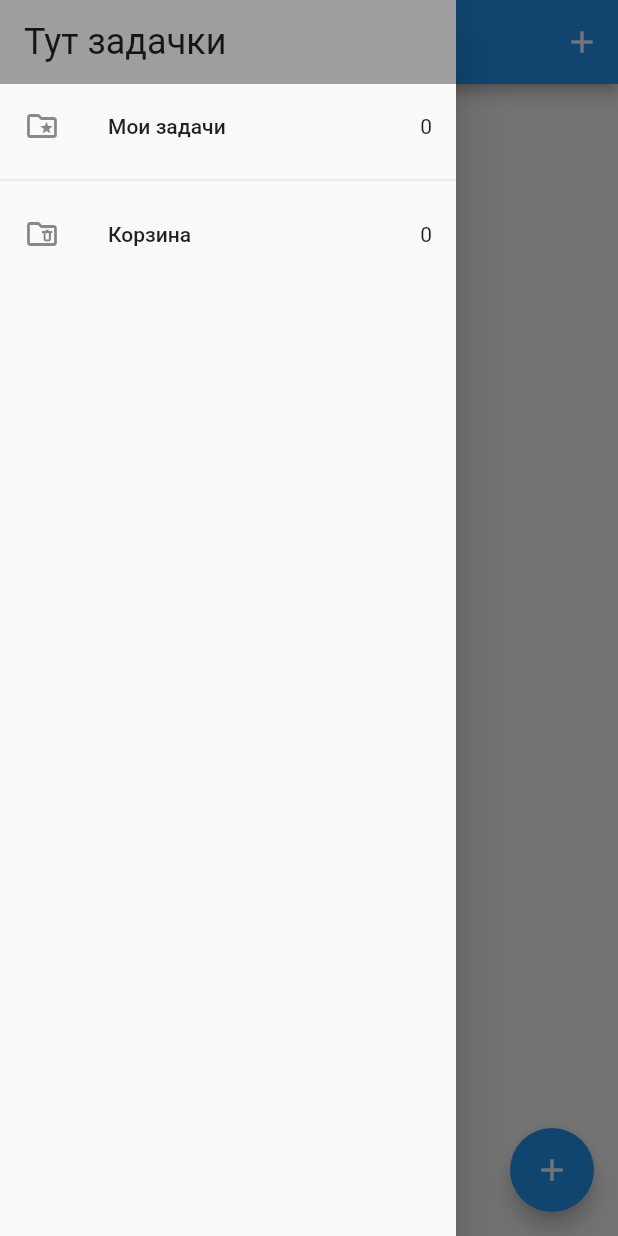
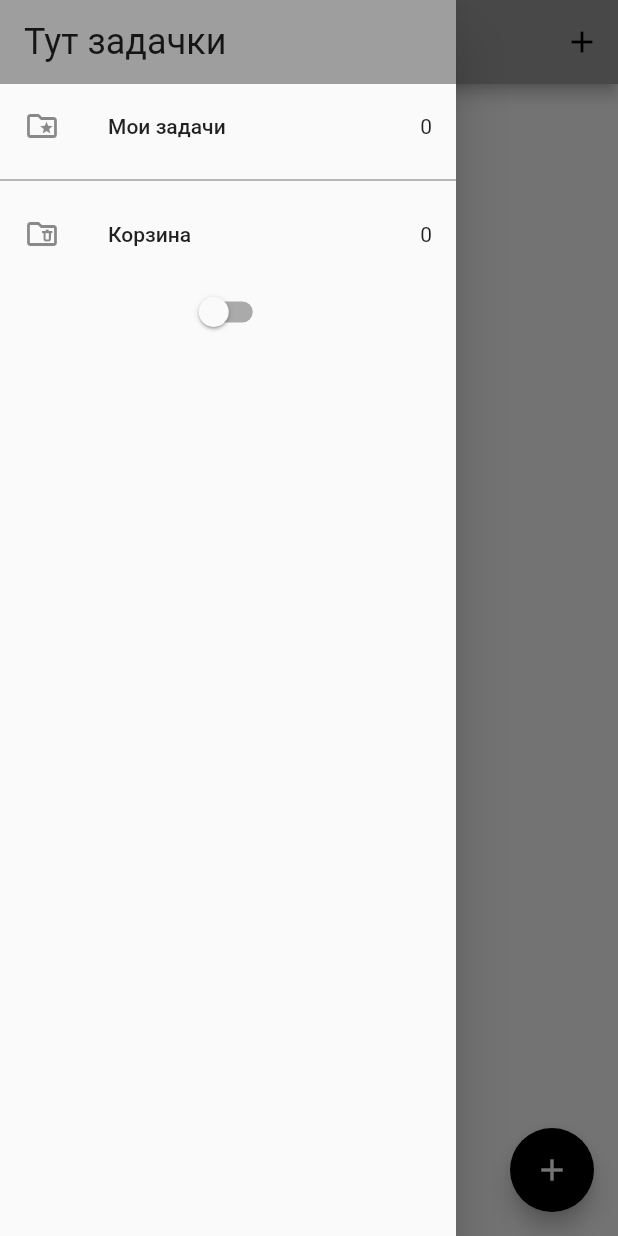
Before and after one commit to vyurking/Todo, a Flutter app: the screen it shows after launch, with the side drawer open, on a phone screen of 412 x 824 dp. Run offline on Flutter 3.47's test engine with Material 2 defaults, Android fonts, the phone set to English and light mode, and no system bars; our stand-ins replace equatable, flutter_bloc, hydrated_bloc.

Commit message:
[ADD]добавил смену темы

```diff
--- a/lib/blocs/bloc_exports.dart
+++ b/lib/blocs/bloc_exports.dart
@@ -1,3 +1,4 @@
-export './bloc/task_bloc.dart';
+export './task_bloc/task_bloc.dart';
+export './switch_bloc/switch_bloc.dart';
 export 'package:flutter_bloc/flutter_bloc.dart';
 export 'package:hydrated_bloc/hydrated_bloc.dart';
--- /dev/null
+++ b/lib/blocs/switch_bloc/switch_bloc.dart
@@ -0,0 +1,27 @@
+import 'package:equatable/equatable.dart';
+
+import '../bloc_exports.dart';
+
+part 'switch_event.dart';
+part 'switch_state.dart';
+
+class SwitchBloc extends HydratedBloc<SwitchEvent, SwitchState> {
+  SwitchBloc() : super(const SwitchInitial(switchValue: false)) {
+    on<SwithcOnEvent>((event, emit) {
+      emit(SwitchState(switchValue: true));
+    });
+    on<SwithcOffEvent>((event, emit) {
+      emit(SwitchState(switchValue: false));
+    });
+  }
+
+  @override
+  SwitchState? fromJson(Map<String, dynamic> json) {
+    return SwitchState.fromMap(json);
+  }
+
+  @override
+  Map<String, dynamic>? toJson(SwitchState state) {
+    return state.toMap();
+  }
+}
--- /dev/null
+++ b/lib/blocs/switch_bloc/switch_event.dart
@@ -0,0 +1,11 @@
+part of 'switch_bloc.dart';
+
+abstract class SwitchEvent extends Equatable {
+  const SwitchEvent();
+
+  @override
+  List<Object> get props => [];
+}
+
+class SwithcOnEvent extends SwitchEvent {}
+class SwithcOffEvent extends SwitchEvent {}
--- /dev/null
+++ b/lib/blocs/switch_bloc/switch_state.dart
@@ -0,0 +1,26 @@
+part of 'switch_bloc.dart';
+
+class SwitchState extends Equatable {
+  final bool switchValue;
+  const SwitchState({required this.switchValue});
+
+  @override
+  List<Object> get props => [];
+
+  Map<String, dynamic> toMap() {
+    return <String, dynamic>{
+      'switchValue': switchValue,
+    };
+  }
+
+  factory SwitchState.fromMap(Map<String, dynamic> map) {
+    return SwitchState(
+      switchValue: map['switchValue'] as bool,
+    );
+  }
+
+}
+
+class SwitchInitial extends SwitchState {
+  const SwitchInitial({required super.switchValue});
+}
--- a/lib/components/task_tile.dart
+++ b/lib/components/task_tile.dart
@@ -28,9 +28,11 @@ class TaskTile extends StatelessWidget {
       ),
       trailing: Checkbox(
         value: task.isDone,
-        onChanged: ((value) {
-          context.read<TaskBloc>().add(UpdateTask(task: task));
-        }),
+        onChanged: task.isDeleted == false
+            ? (value) {
+                context.read<TaskBloc>().add(UpdateTask(task: task));
+              }
+            : null,
       ),
       onLongPress: () => _removeOrDeleleTask(context, task),
     );
--- a/lib/main.dart
+++ b/lib/main.dart
@@ -2,6 +2,7 @@ import 'package:flutter/material.dart';
 import 'package:path_provider/path_provider.dart';
 import 'package:todo_with_bloc/page/tasks.dart';
 import 'package:todo_with_bloc/service/app_router.dart';
+import 'package:todo_with_bloc/service/app_theme.dart';
 
 import 'blocs/bloc_exports.dart';
 
@@ -26,15 +27,22 @@ class MyApp extends StatelessWidget {
   // This widget is the root of your application.
   @override
   Widget build(BuildContext context) {
-    return BlocProvider(
-      create: (context) => TaskBloc(),
-      child: MaterialApp(
-        title: 'Flutter Demo',
-        theme: ThemeData(
-          primarySwatch: Colors.blue,
-        ),
-        home: const TaskPage(),
-        onGenerateRoute: appRouter.onGenerateRoute,
+    return MultiBlocProvider(
+      providers: [
+        BlocProvider(create: (context) => TaskBloc()),
+        BlocProvider(create: (context) => SwitchBloc()),
+      ],
+      child: BlocBuilder<SwitchBloc, SwitchState>(
+        builder: (context, state) {
+          return MaterialApp(
+            title: 'Flutter Demo',
+            theme: state.switchValue
+                ? AppThemes.appThemeData[AppTheme.darkTheme]
+                : AppThemes.appThemeData[AppTheme.lightTheme],
+            home: const TaskPage(),
+            onGenerateRoute: appRouter.onGenerateRoute,
+          );
+        },
       ),
     );
   }
--- a/lib/page/my_drawer.dart
+++ b/lib/page/my_drawer.dart
@@ -25,7 +25,8 @@ class MyDrawer extends StatelessWidget {
             BlocBuilder<TaskBloc, TaskState>(
               builder: (context, state) {
                 return ListTile(
-                  onTap: () => Navigator.of(context).pushNamed(TaskPage.id),
+                  onTap: () =>
+                      Navigator.of(context).pushReplacementNamed(TaskPage.id),
                   leading: const Icon(Icons.folder_special_outlined),
                   title: const Text('Мои задачи'),
                   trailing: Text('${state.allTasks.length}'),
@@ -36,14 +37,26 @@ class MyDrawer extends StatelessWidget {
             BlocBuilder<TaskBloc, TaskState>(
               builder: (context, state) {
                 return ListTile(
-                  onTap: () =>
-                      Navigator.of(context).pushNamed(RecycleBinPage.id),
+                  onTap: () => Navigator.of(context)
+                      .pushReplacementNamed(RecycleBinPage.id),
                   leading: const Icon(Icons.folder_delete_outlined),
                   title: const Text('Корзина'),
                   trailing: Text('${state.removedTasks.length}'),
                 );
               },
             ),
+            BlocBuilder<SwitchBloc, SwitchState>(
+              builder: (context, state) {
+                return Switch(
+                  value: state.switchValue,
+                  onChanged: (newValue) {
+                    newValue
+                        ? context.read<SwitchBloc>().add(SwithcOnEvent())
+                        : context.read<SwitchBloc>().add(SwithcOffEvent());
+                  },
+                );
+              },
+            )
           ],
         ),
       ),
--- /dev/null
+++ b/lib/service/app_theme.dart
@@ -0,0 +1,58 @@
+import 'package:flutter/material.dart';
+
+enum AppTheme {
+  darkTheme,
+  lightTheme,
+}
+
+class AppThemes {
+  static final appThemeData = {
+    AppTheme.darkTheme: ThemeData(
+      primarySwatch: Colors.grey,
+      primaryColor: Colors.black,
+      brightness: Brightness.dark,
+      backgroundColor: const Color(0xFF212121),
+      dividerColor: Colors.black54,
+      floatingActionButtonTheme: const FloatingActionButtonThemeData(
+        backgroundColor: Colors.white,
+      ),
+      textButtonTheme: TextButtonThemeData(
+        style: ButtonStyle(
+          foregroundColor: MaterialStateProperty.all(Colors.white),
+        ),
+      ),
+      textTheme: const TextTheme(
+        subtitle1: TextStyle(color: Colors.white),
+      ),
+      bottomNavigationBarTheme: const BottomNavigationBarThemeData(
+          backgroundColor: Colors.grey, unselectedItemColor: Colors.white),
+    ),
+
+    //
+    //
+
+    AppTheme.lightTheme: ThemeData(
+      primarySwatch: Colors.grey,
+      primaryColor: Colors.white,
+      brightness: Brightness.light,
+      backgroundColor: const Color(0xFFE5E5E5),
+      dividerColor: const Color(0xff757575),
+      floatingActionButtonTheme: const FloatingActionButtonThemeData(
+        backgroundColor: Colors.black,
+        foregroundColor: Colors.white,
+      ),
+      textButtonTheme: TextButtonThemeData(
+        style: ButtonStyle(
+          foregroundColor: MaterialStateProperty.all(Colors.black),
+        ),
+      ),
+      textTheme: const TextTheme(
+        subtitle1: TextStyle(color: Colors.black),
+      ),
+      bottomNavigationBarTheme: const BottomNavigationBarThemeData(
+          backgroundColor: Colors.grey,
+          selectedItemColor: Colors.black,
+          unselectedItemColor: Colors.white),
+    ),
+  };
+}
```
Also changed, not shown: lib/blocs/task_bloc/task_bloc.dart (renamed from lib/blocs/bloc/task_bloc.dart), lib/blocs/task_bloc/task_event.dart (renamed from lib/blocs/bloc/task_event.dart), lib/blocs/task_bloc/task_state.dart (renamed from lib/blocs/bloc/task_state.dart).
